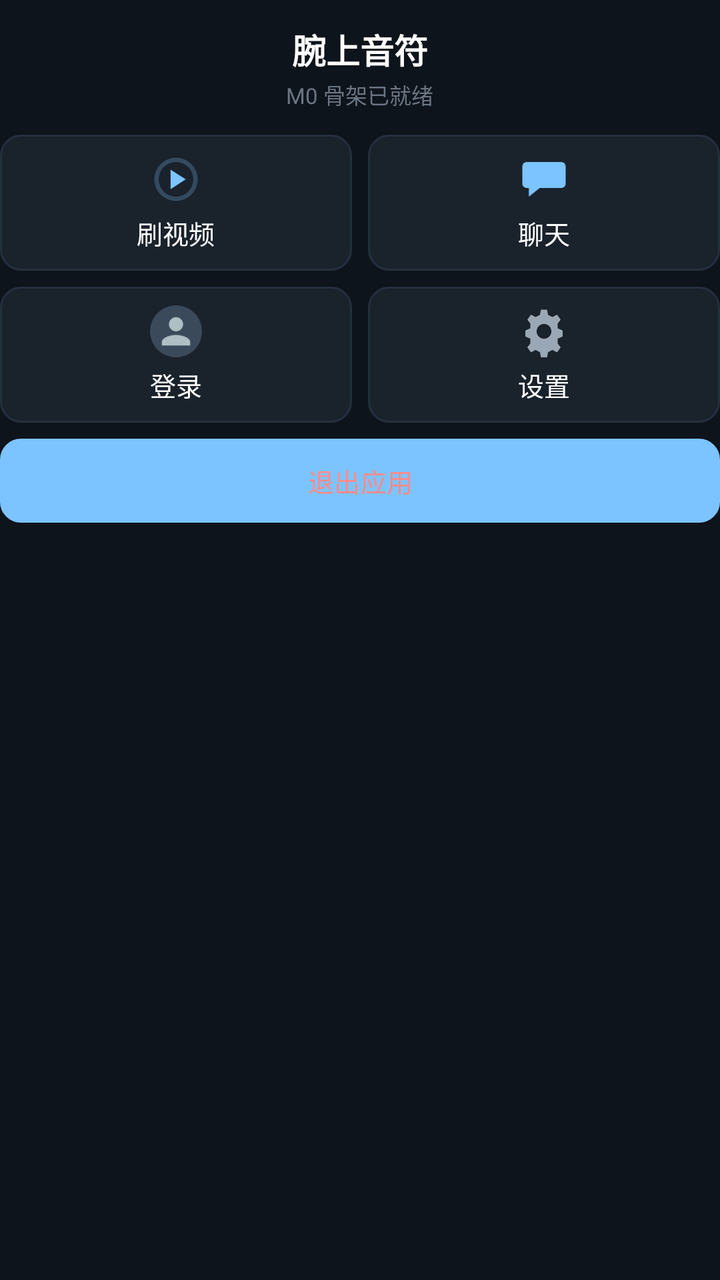
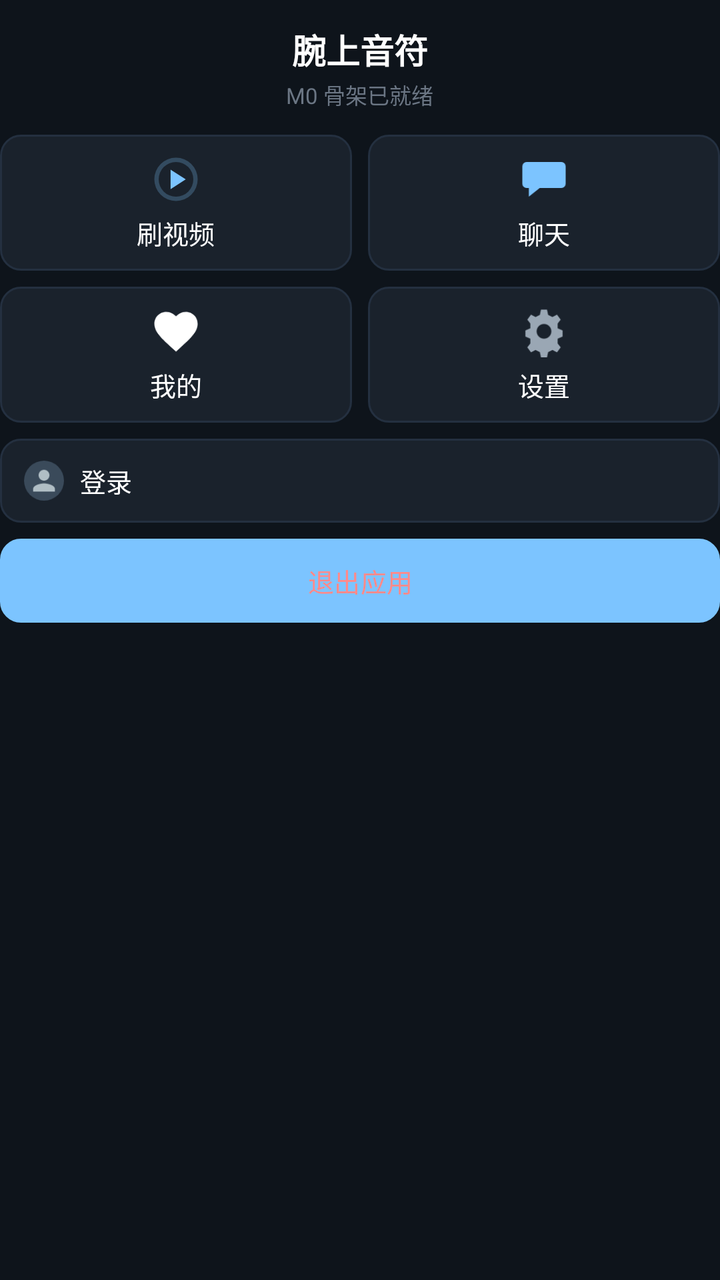

The first picture is an Android layout as it rendered before a commit; the second is the same layout after the commit. The layout source and the unified diff follow.
<!-- AndroidManifest.xml: application theme Theme.Dywatch -->
<!-- res/layout/activity_main.xml -->
<?xml version="1.0" encoding="utf-8"?>
<ScrollView xmlns:android="http://schemas.android.com/apk/res/android"
    xmlns:app="http://schemas.android.com/apk/res-auto"
    android:layout_width="match_parent"
    android:layout_height="match_parent"
    android:background="@color/bg_base"
    android:fillViewport="true"
    android:scrollbars="none">

    <LinearLayout
        android:layout_width="match_parent"
        android:layout_height="wrap_content"
        android:gravity="center_horizontal"
        android:orientation="vertical"
        android:paddingTop="@dimen/s3"
        android:paddingBottom="@dimen/s4">

        <TextView
            android:id="@+id/tv_title"
            android:layout_width="wrap_content"
            android:layout_height="wrap_content"
            android:layout_marginTop="@dimen/s2"
            android:text="@string/app_name"
            android:textColor="@color/text_primary"
            android:textSize="@dimen/t_title"
            android:textStyle="bold" />

        <TextView
            android:id="@+id/tv_status"
            android:layout_width="wrap_content"
            android:layout_height="wrap_content"
            android:layout_marginTop="@dimen/s1"
            android:text="@string/hello_m0"
            android:textColor="@color/text_muted"
            android:textSize="@dimen/t_caption" />

        
        <LinearLayout
            android:layout_width="match_parent"
            android:layout_height="wrap_content"
            android:layout_marginTop="@dimen/s4"
            android:orientation="horizontal">

            <LinearLayout
                android:id="@+id/btn_feed"
                style="@style/EntryCard"
                android:layout_marginRight="@dimen/s3">

                <ImageView style="@style/EntryCardIcon" android:src="@drawable/ic_play" />

                <TextView style="@style/EntryCardLabel" android:text="刷视频" />
            </LinearLayout>

            <LinearLayout
                android:id="@+id/btn_chat"
                style="@style/EntryCard">

                <ImageView style="@style/EntryCardIcon" android:src="@drawable/ic_chat" />

                <TextView style="@style/EntryCardLabel" android:text="聊天" />
            </LinearLayout>
        </LinearLayout>

        
        <LinearLayout
            android:layout_width="match_parent"
            android:layout_height="wrap_content"
            android:layout_marginTop="@dimen/s3"
            android:orientation="horizontal">

            <LinearLayout
                android:id="@+id/btn_login"
                style="@style/EntryCard"
                android:layout_marginRight="@dimen/s3">

                <ImageView style="@style/EntryCardIcon" android:src="@drawable/ic_avatar" />

                <TextView
                    android:id="@+id/lbl_login"
                    style="@style/EntryCardLabel"
                    android:text="登录" />
            </LinearLayout>

            <LinearLayout
                android:id="@+id/btn_settings"
                style="@style/EntryCard">

                <ImageView style="@style/EntryCardIcon" android:src="@drawable/ic_gear" />

                <TextView style="@style/EntryCardLabel" android:text="设置" />
            </LinearLayout>
        </LinearLayout>

        
        <Button
            android:id="@+id/btn_exit"
            android:layout_width="match_parent"
            android:layout_height="@dimen/ctrl_min"
            android:layout_marginTop="@dimen/s3"
            android:background="@drawable/bg_settings_row"
            android:text="退出应用"
            android:textColor="@color/danger"
            android:textSize="@dimen/t_body" />

        
        <TextView
            android:id="@+id/tv_about"
            android:layout_width="wrap_content"
            android:layout_height="wrap_content"
            android:layout_marginTop="@dimen/s3"
            android:textColor="@color/text_faint"
            android:textSize="@dimen/t_caption" />
    </LinearLayout>
</ScrollView>
<!-- resources referenced by this layout -->
<resources>
  <color name="bg_base">#0E141B</color>
  <color name="danger">#FF8A8A</color>
  <color name="text_faint">#4A5560</color>
  <color name="text_muted">#6B7684</color>
  <color name="text_primary">#FFFFFF</color>
  <dimen name="ctrl_min">42dp</dimen>
  <dimen name="s1">2dp</dimen>
  <dimen name="s2">4dp</dimen>
  <dimen name="s3">8dp</dimen>
  <dimen name="s4">12dp</dimen>
  <dimen name="t_body">13sp</dimen>
  <dimen name="t_caption">11sp</dimen>
  <dimen name="t_title">17sp</dimen>
  <!-- drawable ic_avatar (drawable) -->
  <?xml version="1.0" encoding="utf-8"?>
  <vector xmlns:android="http://schemas.android.com/apk/res/android"
      android:width="44dp" android:height="44dp"
      android:viewportWidth="44" android:viewportHeight="44">
      <path android:fillColor="#FF3A4A5A"
          android:pathData="M22,22m-22,0a22,22 0,1 1,44 0a22,22 0,1 1,-44 0"/>
      <path android:fillColor="#FFB0BEC5"
          android:pathData="M22,22c3.3,0 6,-2.7 6,-6s-2.7,-6 -6,-6 -6,2.7 -6,6 2.7,6 6,6zM22,25c-4,0 -12,2 -12,6v3h24v-3c0,-4 -8,-6 -12,-6z"/>
  </vector>
  <!-- drawable ic_play (drawable) -->
  <?xml version="1.0" encoding="utf-8"?>
  <vector xmlns:android="http://schemas.android.com/apk/res/android"
      android:width="24dp" android:height="24dp"
      android:viewportWidth="24" android:viewportHeight="24"
      android:tint="#7CC4FF">
      <path android:fillColor="#FFFFFFFF"
          android:pathData="M12,2 A10,10 0 1,0 12,22 A10,10 0 1,0 12,2 M12,4 A8,8 0 1,1 12,20 A8,8 0 1,1 12,4"
          android:fillAlpha="0.25" />
      <path android:fillColor="#FFFFFFFF"
          android:pathData="M9.5,7.5 L16.5,12 L9.5,16.5 Z" />
  </vector>
  <string name="app_name">腕上音符</string>
  <string name="hello_m0">M0 骨架已就绪</string>
  <style name="EntryCard">
          <item name="android:layout_width">0dp</item>
          <item name="android:layout_height">68dp</item>
          <item name="android:layout_weight">1</item>
          <item name="android:orientation">vertical</item>
          <item name="android:gravity">center</item>
          <item name="android:background">@drawable/bg_settings_row</item>
      </style>
  <style name="EntryCardIcon">
          <item name="android:layout_width">26dp</item>
          <item name="android:layout_height">26dp</item>
          <item name="android:layout_gravity">center_horizontal</item>
      </style>
  <style name="EntryCardLabel">
          <item name="android:layout_width">wrap_content</item>
          <item name="android:layout_height">wrap_content</item>
          <item name="android:layout_marginTop">@dimen/s2</item>
          <item name="android:layout_gravity">center_horizontal</item>
          <item name="android:textColor">@color/text_primary</item>
          <item name="android:textSize">@dimen/t_body</item>
      </style>
  <color name="bg_control">#243040</color>
  <dimen name="r_card">10dp</dimen>
  <color name="accent_dim">#3A4A5C</color>
  <color name="bg_card">#1A222C</color>
  <color name="accent">#7CC4FF</color>
  <color name="bg_surface">#161C22</color>
  <color name="text_secondary">#9AA7B4</color>
  <!-- unchanged entries left out for length: 4 -->
</resources>

<!-- the commit's change to res/layout/activity_main.xml (unified diff, before → after) -->
@@ -69,16 +69,13 @@
             android:orientation="horizontal">
 
             <LinearLayout
-                android:id="@+id/btn_login"
+                android:id="@+id/btn_mine"
                 style="@style/EntryCard"
                 android:layout_marginRight="@dimen/s3">
 
-                <ImageView style="@style/EntryCardIcon" android:src="@drawable/ic_avatar" />
+                <ImageView style="@style/EntryCardIcon" android:src="@drawable/ic_heart" />
 
-                <TextView
-                    android:id="@+id/lbl_login"
-                    style="@style/EntryCardLabel"
-                    android:text="登录" />
+                <TextView style="@style/EntryCardLabel" android:text="我的" />
             </LinearLayout>
 
             <LinearLayout
@@ -89,6 +86,40 @@
 
                 <TextView style="@style/EntryCardLabel" android:text="设置" />
             </LinearLayout>
+        </LinearLayout>
+
+        
+        <LinearLayout
+            android:id="@+id/btn_login"
+            android:layout_width="match_parent"
+            android:layout_height="@dimen/ctrl_min"
+            android:layout_marginTop="@dimen/s3"
+            android:background="@drawable/bg_settings_row"
+            android:gravity="center_vertical"
+            android:orientation="horizontal"
+            android:paddingHorizontal="@dimen/s4">
+
+            <ImageView
+                android:layout_width="20dp"
+                android:layout_height="20dp"
+                android:src="@drawable/ic_avatar" />
+
+            <TextView
+                android:id="@+id/lbl_login"
+                android:layout_width="0dp"
+                android:layout_height="wrap_content"
+                android:layout_marginStart="@dimen/s3"
+                android:layout_weight="1"
+                android:text="登录"
+                android:textColor="@color/text_primary"
+                android:textSize="@dimen/t_body" />
+
+            <TextView
+                android:id="@+id/lbl_login_state"
+                android:layout_width="wrap_content"
+                android:layout_height="wrap_content"
+                android:textColor="@color/text_muted"
+                android:textSize="@dimen/t_caption" />
         </LinearLayout>
 
         
<!-- resource entries referenced after the edit -->
@@ -22,6 +22,15 @@
           android:pathData="M22,22m-22,0a22,22 0,1 1,44 0a22,22 0,1 1,-44 0"/>
       <path android:fillColor="#FFB0BEC5"
           android:pathData="M22,22c3.3,0 6,-2.7 6,-6s-2.7,-6 -6,-6 -6,2.7 -6,6 2.7,6 6,6zM22,25c-4,0 -12,2 -12,6v3h24v-3c0,-4 -8,-6 -12,-6z"/>
+  </vector>
+  <!-- drawable ic_heart (drawable) -->
+  <?xml version="1.0" encoding="utf-8"?>
+  <vector xmlns:android="http://schemas.android.com/apk/res/android"
+      android:width="30dp" android:height="30dp"
+      android:viewportWidth="24" android:viewportHeight="24">
+      <path
+          android:fillColor="#FFFFFFFF"
+          android:pathData="M12,21.35l-1.45,-1.32C5.4,15.36 2,12.28 2,8.5 2,5.42 4.42,3 7.5,3c1.74,0 3.41,0.81 4.5,2.09C13.09,3.81 14.76,3 16.5,3 19.58,3 22,5.42 22,8.5c0,3.78 -3.4,6.86 -8.55,11.54L12,21.35z"/>
   </vector>
   <!-- drawable ic_play (drawable) -->
   <?xml version="1.0" encoding="utf-8"?>
